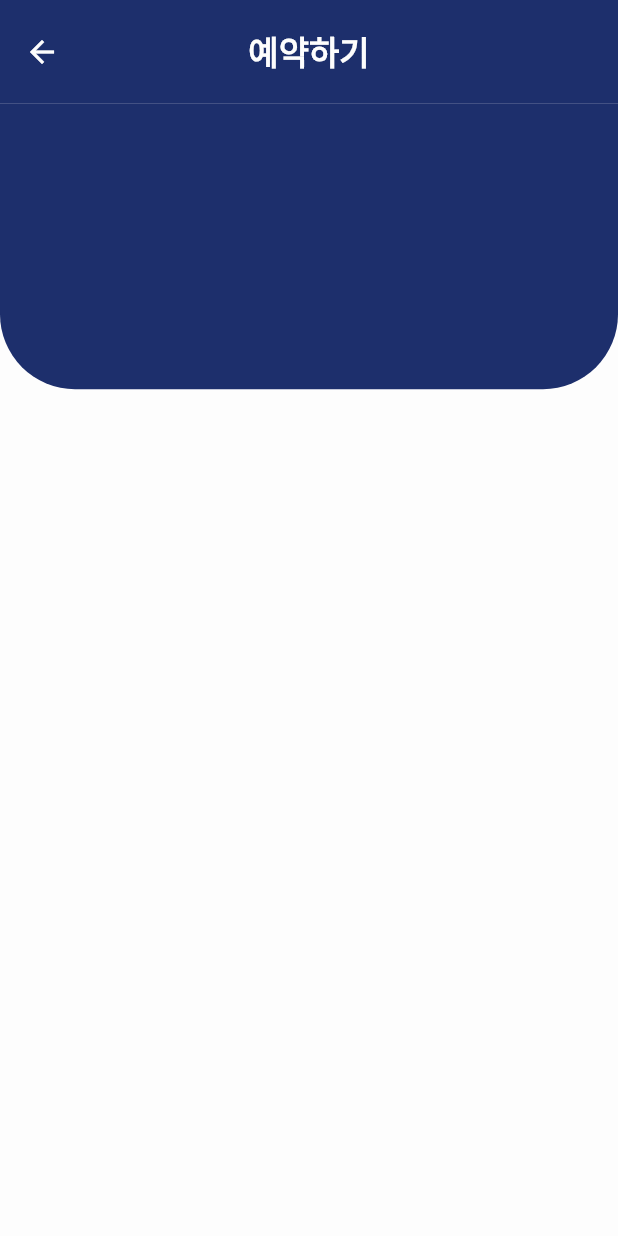
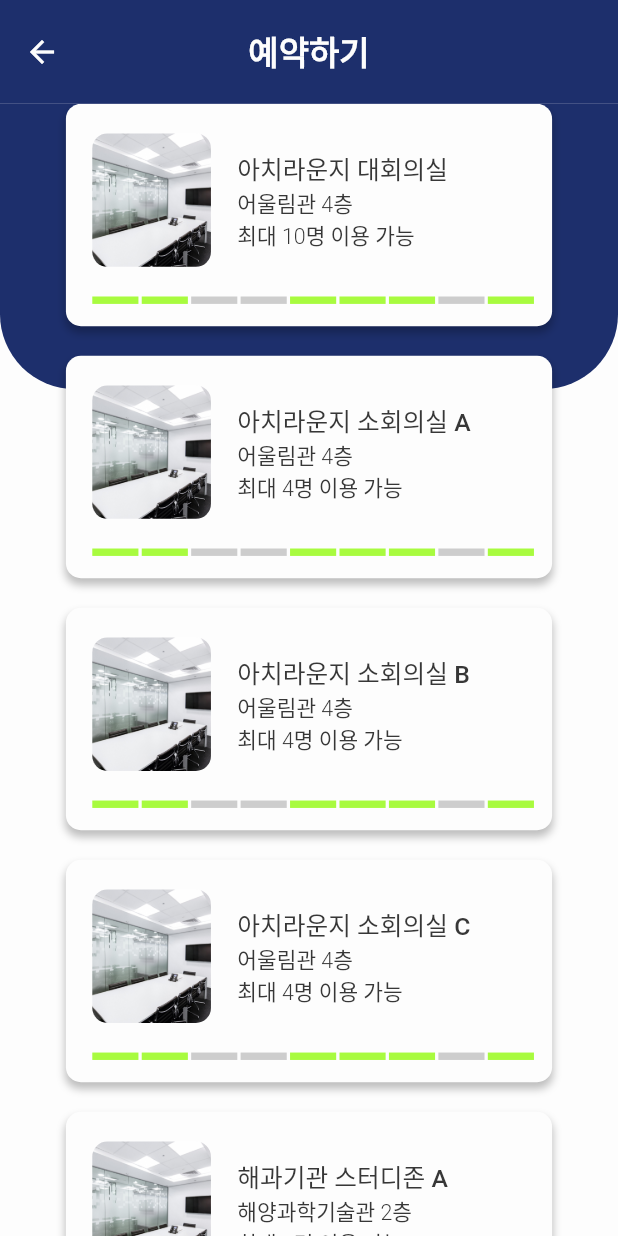
Before and after one commit to atfsong/today-my-school-final, a Flutter app: the RoomSelectPage screen opened by its route, on a phone screen of 412 x 824 dp. Run offline on Flutter 3.47's test engine with Material 2 defaults, Android fonts, the phone set to English and light mode, and no system bars; our stand-ins replace cloud_firestore, firebase_auth, firebase_core, flutter_screenutil, shared_preferences, table_calendar; accounts and stored records are empty; statements that could not run were skipped.

Commit message:
💄 예약 장소 선택 페이지 UI 수정

```diff
--- a/lib/pages/room_select.dart
+++ b/lib/pages/room_select.dart
@@ -1,6 +1,7 @@
 import 'package:flutter/material.dart';
 import 'package:flutter_screenutil/flutter_screenutil.dart';
-import 'package:today_my_school_final/samples/room.dart';
+import 'package:today_my_school_final/data/room.dart';
+import 'package:today_my_school_final/pages/reservation_form.dart';
 import 'package:today_my_school_final/style.dart';
 
 class RoomSelectPage extends StatefulWidget {
@@ -41,9 +42,8 @@ class _RoomSelectPageState extends State<RoomSelectPage> {
                 ),
               ),
               Positioned(
-                child: Padding(
+                child: ListView.separated(
                   padding: EdgeInsets.symmetric(horizontal: 40.w),
-                  child: ListView.separated(
                   separatorBuilder: (context, index) {
                     return SizedBox(
                       height: 16.h,
@@ -56,16 +56,20 @@ class _RoomSelectPageState extends State<RoomSelectPage> {
                       location: rooms[index].location,
                       maxCapacity: rooms[index].maxCapacity,
                       image: rooms[index].image,
-                        isAvailable: const {
-                          '1': 'true',
-                          '2': 'true',
-                          '3': 'false',
-                          '4': 'false',
-                          '5': 'true',
-                        },
+                      isAvailable: const [
+                        true,
+                        true,
+                        false,
+                        false,
+                        true,
+                        true,
+                        true,
+                        false,
+                        true
+                      ],
+                      index: index,
                     );
                   },
-                  ),
                 ),
               ),
             ],
@@ -81,7 +85,8 @@ class ReservationStatusCard extends StatefulWidget {
   final String location;
   final int maxCapacity;
   final String image;
-  Map isAvailable;
+  List<bool> isAvailable;
+  final int index;
 
   ReservationStatusCard({
     super.key,
@@ -90,6 +95,7 @@ class ReservationStatusCard extends StatefulWidget {
     required this.maxCapacity,
     required this.image,
     required this.isAvailable,
+    required this.index,
   });
 
   @override
@@ -99,7 +105,13 @@ class ReservationStatusCard extends StatefulWidget {
 class _ReservationStatusCardState extends State<ReservationStatusCard> {
   @override
   Widget build(BuildContext context) {
-    return Container(
+    return GestureDetector(
+      onTap: () {
+        Navigator.of(context).push(MaterialPageRoute(
+            builder: (context) => ReservationForm(room: rooms[widget.index])));
+        //Navigator.of(context).pushNamed('/reservation_form',arguments: ReservationForm(room: rooms[widget.index]));
+      },
+      child: Container(
         height: 120.h,
         decoration: BoxDecoration(
           color: ColorPalette.white,
@@ -118,7 +130,8 @@ class _ReservationStatusCardState extends State<ReservationStatusCard> {
             Row(
               children: [
                 Padding(
-                padding: EdgeInsets.symmetric(horizontal: 16.w, vertical: 16.h),
+                  padding:
+                      EdgeInsets.symmetric(horizontal: 16.w, vertical: 16.h),
                   child: ClipRRect(
                     borderRadius: BorderRadius.circular(10),
                     child: SizedBox(
@@ -154,47 +167,34 @@ class _ReservationStatusCardState extends State<ReservationStatusCard> {
             SizedBox(
               height: 4.h,
               child: ListView.separated(
+                padding: EdgeInsets.symmetric(horizontal: 16.w),
                 scrollDirection: Axis.horizontal,
                 separatorBuilder: (context, index) {
                   return SizedBox(width: 2.w);
                 },
                 itemCount: widget.isAvailable.length,
                 itemBuilder: (context, index) {
-                for (var value in widget.isAvailable.values) {
-                  if (value == 'true') {
-                    StatusBar(
+                  if (widget.isAvailable[index]) {
+                    return Container(
+                      width: 28.w,
+                      height: 4.h,
+                      decoration: const BoxDecoration(
                         color: ColorPalette.green,
+                      ),
                     );
                   }
-                  return StatusBar(
-                    color: ColorPalette.grey,
+                  return Container(
+                    width: 28.w,
+                    height: 4.h,
+                    decoration: const BoxDecoration(
+                      color: ColorPalette.lightGrey,
+                    ),
                   );
-                }
-                return null;
                 },
               ),
             ),
           ],
         ),
-    );
-  }
-}
-
-class StatusBar extends StatelessWidget {
-  Color color;
-
-  StatusBar({
-    super.key,
-    required this.color,
-  });
-
-  @override
-  Widget build(BuildContext context) {
-    return Container(
-      width: 24.w,
-      height: 4.h,
-      decoration: BoxDecoration(
-        color: color,
       ),
     );
   }
```
Lines whose indentation alone changed are shown as unchanged.
